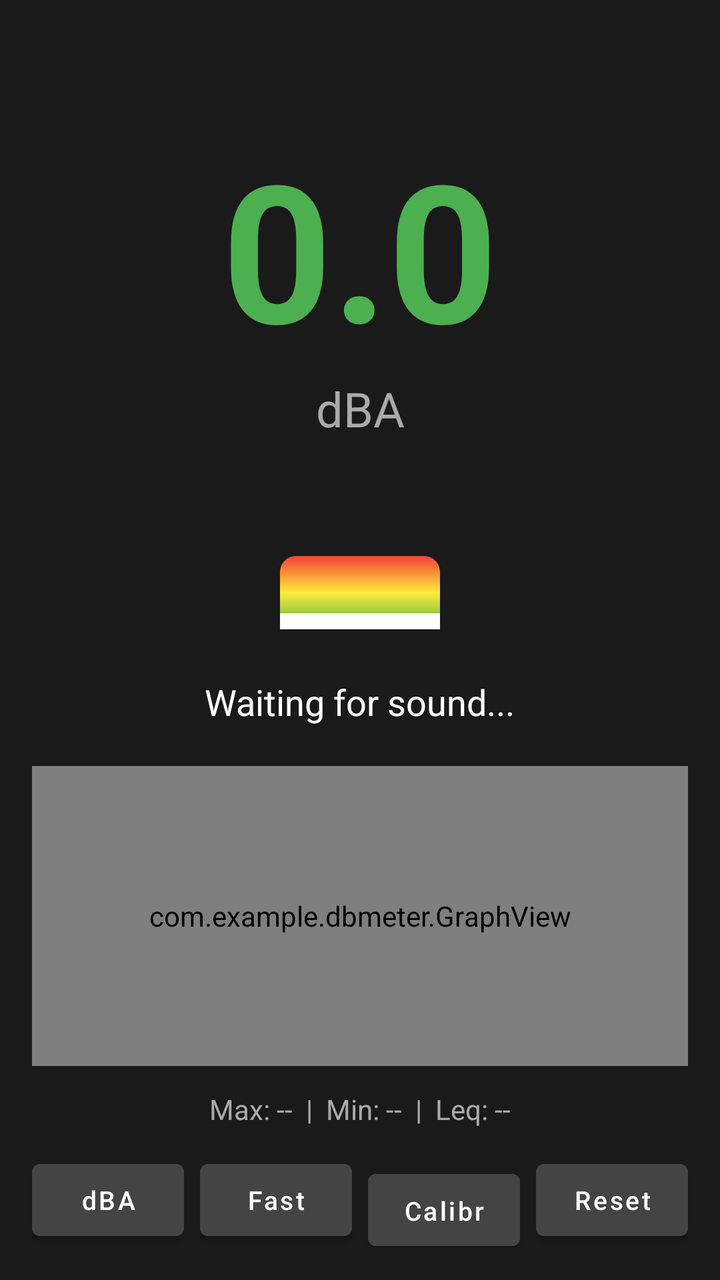
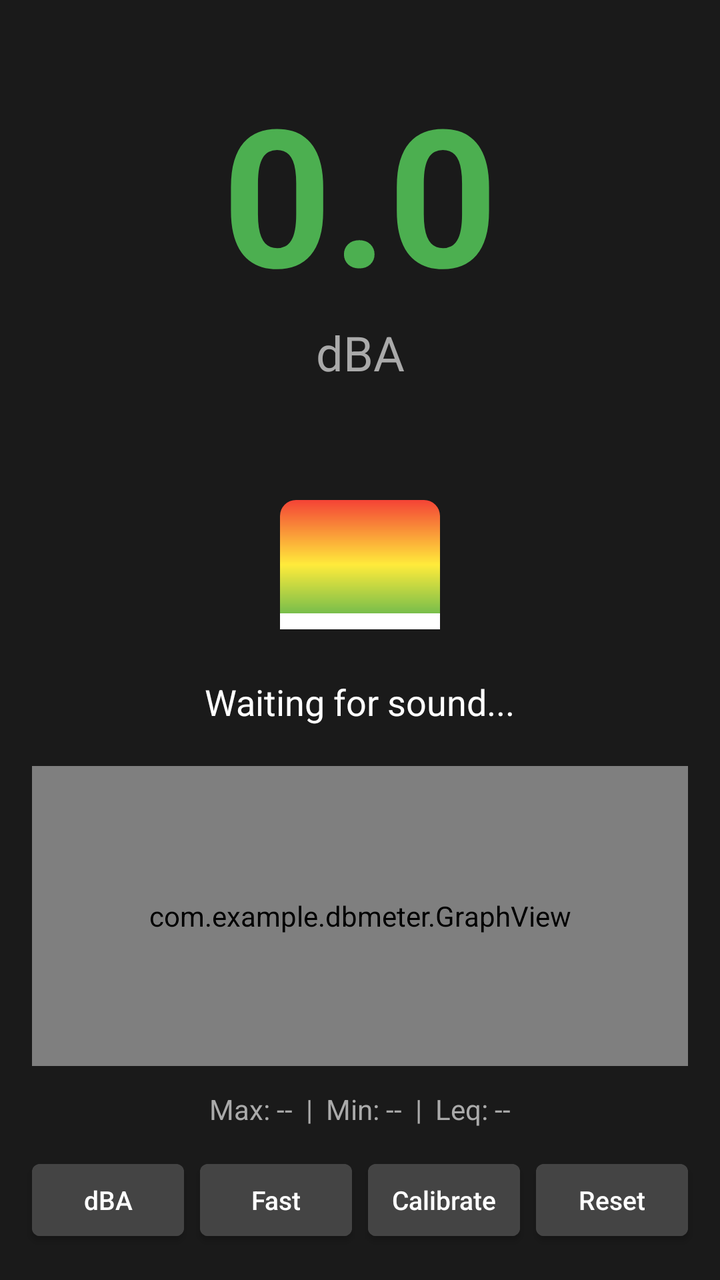

The first picture is an Android layout as it rendered before a commit; the second is the same layout after the commit. The layout source and the unified diff follow.
<!-- AndroidManifest.xml: application theme Theme.DecibelMeter -->
<!-- res/layout/activity_main.xml -->
<?xml version="1.0" encoding="utf-8"?>
<androidx.constraintlayout.widget.ConstraintLayout xmlns:android="http://schemas.android.com/apk/res/android"
    xmlns:app="http://schemas.android.com/apk/res-auto"
    xmlns:tools="http://schemas.android.com/tools"
    android:layout_width="match_parent"
    android:layout_height="match_parent"
    android:background="#1A1A1A"
    tools:context=".MainActivity">

    
    <TextView
        android:id="@+id/tvUpdate"
        android:layout_width="wrap_content"
        android:layout_height="wrap_content"
        android:background="#2E7D32"
        android:paddingStart="16dp"
        android:paddingEnd="16dp"
        android:paddingTop="8dp"
        android:paddingBottom="8dp"
        android:textSize="14sp"
        android:textColor="#FFFFFF"
        android:visibility="gone"
        app:layout_constraintTop_toTopOf="parent"
        app:layout_constraintStart_toStartOf="parent"
        app:layout_constraintEnd_toEndOf="parent"
        android:layout_marginTop="12dp"/>

    
    <TextView
        android:id="@+id/tvDecibel"
        android:layout_width="wrap_content"
        android:layout_height="wrap_content"
        android:text="0.0"
        android:textSize="96sp"
        android:textStyle="bold"
        android:textColor="#4CAF50"
        android:maxLines="1"
        app:layout_constraintTop_toTopOf="parent"
        app:layout_constraintStart_toStartOf="parent"
        app:layout_constraintEnd_toEndOf="parent"
        android:layout_marginTop="60dp"/>

    <TextView
        android:id="@+id/tvUnit"
        android:layout_width="wrap_content"
        android:layout_height="wrap_content"
        android:text="dBA"
        android:textSize="24sp"
        android:textColor="#AAAAAA"
        app:layout_constraintTop_toBottomOf="@id/tvDecibel"
        app:layout_constraintStart_toStartOf="parent"
        app:layout_constraintEnd_toEndOf="parent"/>

    
    <TextView
        android:id="@+id/tvWarning"
        android:layout_width="wrap_content"
        android:layout_height="wrap_content"
        android:text="⚠️ OSHA WARNING: LIMIT EXPOSURE"
        android:textSize="16sp"
        android:textColor="#F44336"
        android:textStyle="bold"
        android:visibility="invisible"
        app:layout_constraintTop_toBottomOf="@id/tvUnit"
        app:layout_constraintStart_toStartOf="parent"
        app:layout_constraintEnd_toEndOf="parent"
        android:layout_marginTop="12dp"/>

    
    <FrameLayout
        android:id="@+id/barContainer"
        android:layout_width="80dp"
        android:layout_height="0dp"
        app:layout_constraintTop_toBottomOf="@id/tvWarning"
        app:layout_constraintBottom_toTopOf="@id/tvExample"
        app:layout_constraintStart_toStartOf="parent"
        app:layout_constraintEnd_toEndOf="parent"
        android:layout_marginTop="24dp"
        android:layout_marginBottom="24dp">

        
        <View
            android:id="@+id/viewBarBackground"
            android:layout_width="match_parent"
            android:layout_height="match_parent"
            android:background="@drawable/gradient_background"/>

        
        <View
            android:id="@+id/viewSlider"
            android:layout_width="match_parent"
            android:layout_height="8dp"
            android:background="#FFFFFF"
            android:layout_gravity="bottom"/>
    </FrameLayout>

    
    <TextView
        android:id="@+id/tvExample"
        android:layout_width="wrap_content"
        android:layout_height="wrap_content"
        android:text="Waiting for sound..."
        android:textSize="18sp"
        android:textColor="#FFFFFF"
        app:layout_constraintBottom_toTopOf="@id/graphView"
        app:layout_constraintStart_toStartOf="parent"
        app:layout_constraintEnd_toEndOf="parent"
        android:layout_marginBottom="20dp"/>

    
    <com.example.dbmeter.GraphView
        android:id="@+id/graphView"
        android:layout_width="0dp"
        android:layout_height="150dp"
        android:background="#0D0D0D"
        app:layout_constraintStart_toStartOf="parent"
        app:layout_constraintEnd_toEndOf="parent"
        app:layout_constraintBottom_toTopOf="@id/tvStats"
        android:layout_marginStart="16dp"
        android:layout_marginEnd="16dp"
        android:layout_marginBottom="12dp"/>

    
    <TextView
        android:id="@+id/tvStats"
        android:layout_width="wrap_content"
        android:layout_height="wrap_content"
        android:text="Max: --  |  Min: --  |  Leq: --"
        android:textSize="14sp"
        android:textColor="#AAAAAA"
        app:layout_constraintBottom_toTopOf="@id/buttonRow"
        app:layout_constraintStart_toStartOf="parent"
        app:layout_constraintEnd_toEndOf="parent"
        android:layout_marginBottom="12dp"/>

    
    <LinearLayout
        android:id="@+id/buttonRow"
        android:layout_width="0dp"
        android:layout_height="wrap_content"
        android:orientation="horizontal"
        app:layout_constraintBottom_toBottomOf="parent"
        app:layout_constraintStart_toStartOf="parent"
        app:layout_constraintEnd_toEndOf="parent"
        android:layout_marginStart="12dp"
        android:layout_marginEnd="12dp"
        android:layout_marginBottom="16dp">

        <Button
            android:id="@+id/btnWeighting"
            android:layout_width="0dp"
            android:layout_height="wrap_content"
            android:layout_weight="1"
            android:layout_marginStart="4dp"
            android:layout_marginEnd="4dp"
            android:text="dBA"
            android:textSize="13sp"
            android:textAllCaps="false"
            android:maxLines="1"
            android:backgroundTint="#444444"/>
        <Button
            android:id="@+id/btnResponse"
            android:layout_width="0dp"
            android:layout_height="wrap_content"
            android:layout_weight="1"
            android:layout_marginStart="4dp"
            android:layout_marginEnd="4dp"
            android:text="Fast"
            android:textSize="13sp"
            android:textAllCaps="false"
            android:maxLines="1"
            android:backgroundTint="#444444"/>
        <Button
            android:id="@+id/btnCalibrate"
            android:layout_width="0dp"
            android:layout_height="wrap_content"
            android:layout_weight="1"
            android:layout_marginStart="4dp"
            android:layout_marginEnd="4dp"
            android:text="Calibrate"
            android:textSize="13sp"
            android:textAllCaps="false"
            android:maxLines="1"
            android:backgroundTint="#444444"/>
        <Button
            android:id="@+id/btnReset"
            android:layout_width="0dp"
            android:layout_height="wrap_content"
            android:layout_weight="1"
            android:layout_marginStart="4dp"
            android:layout_marginEnd="4dp"
            android:text="Reset"
            android:textSize="13sp"
            android:textAllCaps="false"
            android:maxLines="1"
            android:backgroundTint="#444444"/>
    </LinearLayout>

</androidx.constraintlayout.widget.ConstraintLayout>
<!-- resources referenced by this layout -->
<resources>
  <!-- drawable gradient_background (drawable) -->
  <?xml version="1.0" encoding="utf-8"?>
  <shape xmlns:android="http://schemas.android.com/apk/res/android">
      <gradient
          android:angle="90"
          android:startColor="#4CAF50"
          android:centerColor="#FFEB3B"
          android:endColor="#F44336"
          android:type="linear"/>
      <corners android:radius="8dp"/>
  </shape>
  <style name="Theme.DecibelMeter" parent="Theme.MaterialComponents.DayNight.NoActionBar">
          
          <item name="colorPrimary">@color/purple_500</item>
          <item name="colorPrimaryVariant">@color/purple_700</item>
          <item name="colorOnPrimary">@color/white</item>
          
          <item name="colorSecondary">@color/teal_200</item>
          <item name="colorSecondaryVariant">@color/teal_700</item>
          <item name="colorOnSecondary">@color/black</item>
          
          <item name="android:statusBarColor">?attr/colorPrimaryVariant</item>
      </style>
  <color name="purple_500">#FF6200EE</color>
  <color name="purple_700">#FF3700B3</color>
  <color name="white">#FFFFFFFF</color>
  <color name="teal_200">#FF03DAC5</color>
  <color name="teal_700">#FF018786</color>
  <color name="black">#FF000000</color>
</resources>

<!-- the commit's change to res/layout/activity_main.xml (unified diff, before → after) -->
@@ -3,6 +3,7 @@
     xmlns:app="http://schemas.android.com/apk/res-auto"
     xmlns:tools="http://schemas.android.com/tools"
     android:layout_width="match_parent"
+    android:id="@+id/root"
     android:layout_height="match_parent"
     android:background="#1A1A1A"
     tools:context=".MainActivity">
@@ -38,7 +39,7 @@
         app:layout_constraintTop_toTopOf="parent"
         app:layout_constraintStart_toStartOf="parent"
         app:layout_constraintEnd_toEndOf="parent"
-        android:layout_marginTop="60dp"/>
+        android:layout_marginTop="32dp"/>
 
     <TextView
         android:id="@+id/tvUnit"
@@ -156,6 +157,10 @@
             android:text="dBA"
             android:textSize="13sp"
             android:textAllCaps="false"
+            android:letterSpacing="0"
+            android:paddingStart="0dp"
+            android:paddingEnd="0dp"
+            android:minWidth="0dp"
             android:maxLines="1"
             android:backgroundTint="#444444"/>
         <Button
@@ -168,6 +173,10 @@
             android:text="Fast"
             android:textSize="13sp"
             android:textAllCaps="false"
+            android:letterSpacing="0"
+            android:paddingStart="0dp"
+            android:paddingEnd="0dp"
+            android:minWidth="0dp"
             android:maxLines="1"
             android:backgroundTint="#444444"/>
         <Button
@@ -180,6 +189,10 @@
             android:text="Calibrate"
             android:textSize="13sp"
             android:textAllCaps="false"
+            android:letterSpacing="0"
+            android:paddingStart="0dp"
+            android:paddingEnd="0dp"
+            android:minWidth="0dp"
             android:maxLines="1"
             android:backgroundTint="#444444"/>
         <Button
@@ -192,6 +205,10 @@
             android:text="Reset"
             android:textSize="13sp"
             android:textAllCaps="false"
+            android:letterSpacing="0"
+            android:paddingStart="0dp"
+            android:paddingEnd="0dp"
+            android:minWidth="0dp"
             android:maxLines="1"
             android:backgroundTint="#444444"/>
     </LinearLayout>
